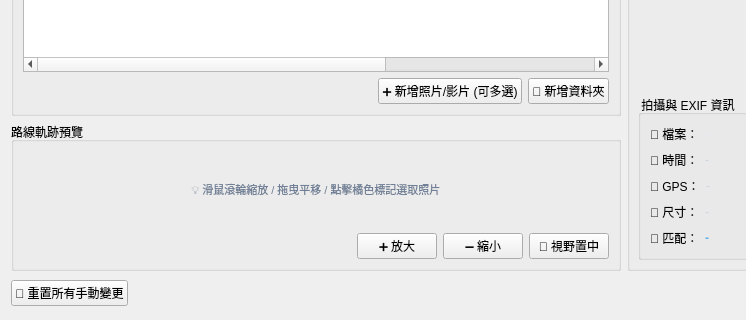
The window that gpx_renderer/gui/media_dialog/media_dialog.ui (kw31304/gpx-ride-animation-main-gui) describes before a commit, drawn with Qt 5; both pictures show x 0 to 746 and y 320 to 640 of the 1200 by 640 pixel window.
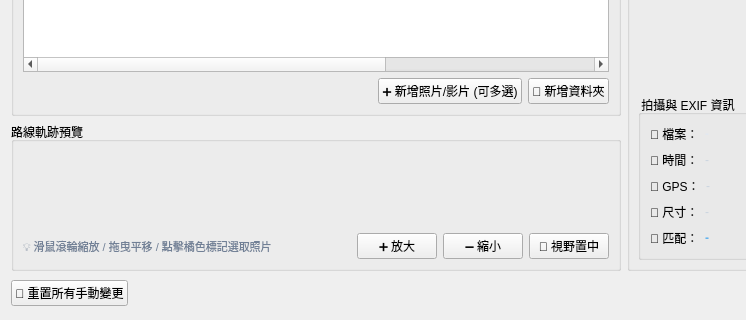
The same window after the commit. Custom widgets are drawn as their Qt base class.

Commit message:
Refactor UI components in media dialog and main window
- Updated the layout of the main window and media dialog to improve organization and readability.
- Removed unnecessary nested layouts and combined similar components for better structure.
- Adjusted widget properties, including visibility and enabling/disabling buttons based on ride data availability.
- Enhanced the preview widget to manage child visibility based on the presence of ride data.
- Updated the generated UI files to reflect the latest changes in layout and widget properties.

Patch:
```diff
--- a/gpx_renderer/gui/media_dialog/media_dialog.ui
+++ b/gpx_renderer/gui/media_dialog/media_dialog.ui
@@ -372,39 +372,19 @@
           <item row="0" column="0">
            <layout class="QVBoxLayout" name="verticalLayout">
             <item>
-             <widget class="QtRoutePreviewWidget" name="preview_widget" native="true">
-              <layout class="QVBoxLayout" name="verticalLayout_5">
-               <item>
-                <widget class="QLabel" name="lbl_map_hint">
-                 <property name="styleSheet">
-                  <string notr="true">color: #718096; font-size: 11px;</string>
-                 </property>
-                 <property name="text">
-                  <string>💡 滑鼠滾輪縮放 / 拖曳平移 / 點擊橘色標記選取照片</string>
-                 </property>
-                 <property name="alignment">
-                  <set>Qt::AlignmentFlag::AlignCenter</set>
-                 </property>
-                </widget>
-               </item>
-              </layout>
-             </widget>
+             <widget class="QtRoutePreviewWidget" name="preview_widget" native="true"/>
             </item>
            </layout>
           </item>
           <item row="1" column="0">
            <layout class="QHBoxLayout" name="map_toolbar">
             <item>
-             <widget class="QLabel" name="lbl_map_header">
-              <property name="font">
-               <font>
-                <family>Segoe UI</family>
-                <pointsize>9</pointsize>
-                <bold>true</bold>
-               </font>
+             <widget class="QLabel" name="lbl_map_hint">
+              <property name="styleSheet">
+               <string notr="true">color: #718096; font-size: 11px;</string>
               </property>
               <property name="text">
-               <string/>
+               <string>💡 滑鼠滾輪縮放 / 拖曳平移 / 點擊橘色標記選取照片</string>
               </property>
              </widget>
             </item>
```
The commit also changes 9 other files.
